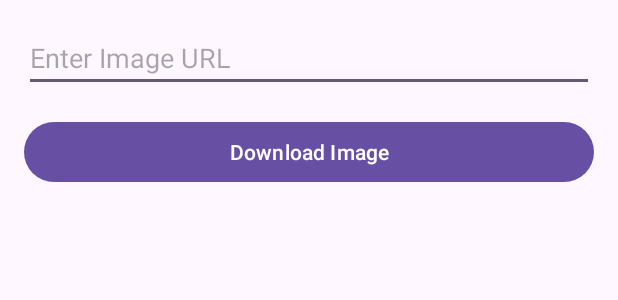
After one commit to Dav1dParker/KotlinPractice, an Android app: the layout fragment_image_loader.xml on its own in the app's theme, with its tools: preview values and no code run, on a phone screen of 412 x 824 dp. The commit adds this screen. Shown: the top 300 px of the screen. Run offline under Robolectric (Android 15) with nearby library versions, the phone set to English and light mode, and no system bars; network calls fail.

Commit message:
Pr 6 is done

```diff
--- a/app/src/main/java/com/example/kotlinpr1/ui/activities/MainActivity.kt
+++ b/app/src/main/java/com/example/kotlinpr1/ui/activities/MainActivity.kt
@@ -9,6 +9,7 @@ import androidx.drawerlayout.widget.DrawerLayout
 import androidx.fragment.app.Fragment
 import com.example.kotlinpr1.R
 import com.example.kotlinpr1.databinding.ActivityMainBinding
+import com.example.kotlinpr1.ui.fragments.ImageLoader
 import com.example.kotlinpr1.ui.fragments.MainScreenFragment
 import com.example.kotlinpr1.ui.fragments.QuestionScreenFragment
 import com.example.kotlinpr1.ui.fragments.SettingsFragment
@@ -58,7 +59,8 @@ class MainActivity : AppCompatActivity() {
 
                 R.id.nav_ShowDatabase -> {
                     //show toast with blank text
-                    replaceFragment(QuestionScreenFragment(), it.title.toString())
+                    //replaceFragment(QuestionScreenFragment(), it.title.toString())
+                    replaceFragment(ImageLoader(), it.title.toString())
                 }
 
                 R.id.nav_logOut -> {
--- /dev/null
+++ b/app/src/main/res/layout/fragment_image_loader.xml
@@ -0,0 +1,29 @@
+<LinearLayout xmlns:android="http://schemas.android.com/apk/res/android"
+    xmlns:app="http://schemas.android.com/apk/res-auto"
+    xmlns:tools="http://schemas.android.com/tools"
+    android:layout_width="match_parent"
+    android:layout_height="match_parent"
+    android:orientation="vertical"
+    android:padding="16dp"
+    tools:context=".ui.activities.MainActivity">
+
+    <EditText
+        android:id="@+id/urlEditText"
+        android:layout_width="match_parent"
+        android:layout_height="wrap_content"
+        android:hint="Enter Image URL"
+        android:inputType="text"
+        android:layout_marginBottom="16dp" />
+
+    <Button
+        android:id="@+id/downloadButton"
+        android:layout_width="match_parent"
+        android:layout_height="wrap_content"
+        android:text="Download Image" />
+
+    <ImageView
+        android:id="@+id/imageView"
+        android:layout_width="match_parent"
+        android:layout_height="wrap_content"
+        android:layout_marginTop="16dp" />
+</LinearLayout>
--- a/app/src/main/res/values/strings.xml
+++ b/app/src/main/res/values/strings.xml
@@ -38,5 +38,7 @@
     <string name="Points">Points: </string>
     <string name="AppVersion">Version of application: 0.5</string>
     <string name="gitLink"><a href="https://github.com/Dav1dParker">https://github.com/Dav1dParker</a></string>
+    <!-- TODO: Remove or change this placeholder text -->
+    <string name="hello_blank_fragment">Hello blank fragment</string>
 
 </resources>
```
Also changed, not shown: app/src/main/java/com/example/kotlinpr1/ui/fragments/ImageLoader.kt (added, +81 -0 lines).
